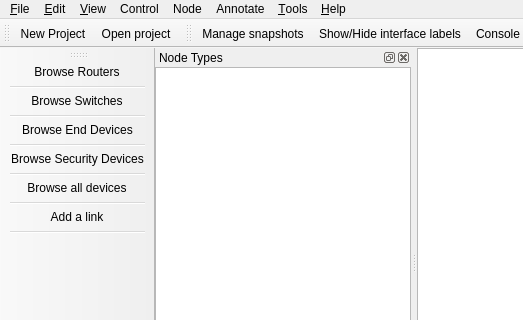
GNS3/gns3-gui, file gns3/ui/main_window.ui: the form before one commit; both pictures show x 0 to 523 and y 0 to 320 of the 984 by 715 pixel window.
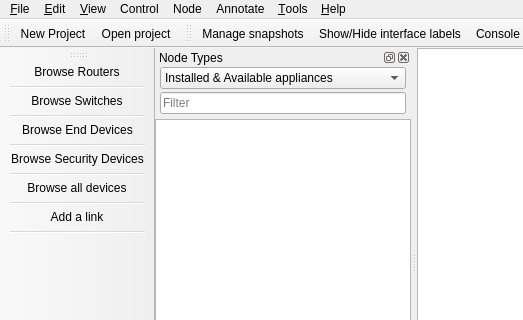
The form after the commit. Icons and pictures are not drawn. Custom widgets are drawn as their Qt base class.

Commit message:
Display the appliances in the application
Ref #1045

What changed in the file:
```diff
--- a/gns3/ui/main_window.ui
+++ b/gns3/ui/main_window.ui
@@ -246,6 +246,48 @@
      <property name="bottomMargin">
       <number>0</number>
      </property>
+     <item>
+      <layout class="QVBoxLayout" name="verticalLayout">
+       <property name="spacing">
+        <number>3</number>
+       </property>
+       <property name="leftMargin">
+        <number>5</number>
+       </property>
+       <property name="rightMargin">
+        <number>5</number>
+       </property>
+       <property name="bottomMargin">
+        <number>5</number>
+       </property>
+       <item>
+        <widget class="QComboBox" name="uiNodesFilterComboBox">
+         <item>
+          <property name="text">
+           <string>Installed &amp; Available appliances</string>
+          </property>
+         </item>
+         <item>
+          <property name="text">
+           <string>Installed appliances</string>
+          </property>
+         </item>
+         <item>
+          <property name="text">
+           <string>Available appliances</string>
+          </property>
+         </item>
+        </widget>
+       </item>
+       <item>
+        <widget class="QLineEdit" name="uiNodesFilterLineEdit">
+         <property name="placeholderText">
+          <string>Filter</string>
+         </property>
+        </widget>
+       </item>
+      </layout>
+     </item>
      <item>
       <widget class="NodesView" name="uiNodesView">
        <property name="sizePolicy">
@@ -1236,6 +1278,12 @@
    <extends>QGraphicsView</extends>
    <header>..graphics_view.h</header>
   </customwidget>
+  <customwidget>
+   <class>NodesDockWidget</class>
+   <extends>QDockWidget</extends>
+   <header>..nodes_dock_widget.h</header>
+   <container>1</container>
+  </customwidget>
   <customwidget>
    <class>NodesView</class>
    <extends>QTreeWidget</extends>
```
Left out of the diff: 2 changed lines with no effect on the pictures. The commit also changes 8 other files.
